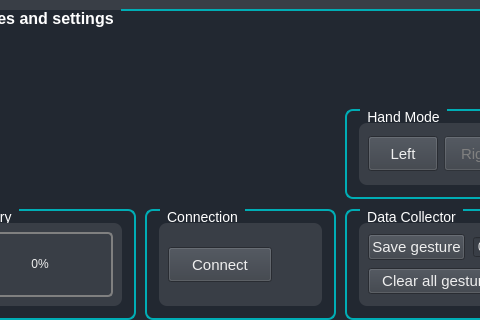
Before: the Qt Designer form ui/form.ui in maciejkaniewski/Drone-control-with-hand-gestures-using-image-processing, drawn with Qt 5; both pictures show x 713 to 1193 and y 0 to 320 of the 1280 by 720 pixel window.
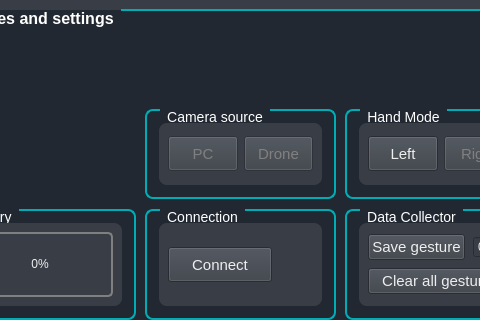
After: the same form once the commit is applied. Icons and pictures are not drawn.

Commit message: Implement video capture from drone camera

```diff
--- a/ui/form.ui
+++ b/ui/form.ui
@@ -1252,6 +1252,132 @@
         </item>
        </layout>
       </widget>
+      <widget class="QGroupBox" name="QGroupBox_Camera_Source">
+       <property name="geometry">
+        <rect>
+         <x>210</x>
+         <y>100</y>
+         <width>191</width>
+         <height>90</height>
+        </rect>
+       </property>
+       <property name="styleSheet">
+        <string notr="true">QGroupBox#QGroupBox_Camera_Source{
+    background-color:  #222831;
+    border: 2px solid gray;
+	 border-color: #00ADB5;
+    border-radius: 8px;
+    margin-top: 1ex; /* leave space at the top for the title */
+	font-size: 14px;
+}
+
+QGroupBox::title#QGroupBox_Camera_Source  {
+    color:  white;
+    subcontrol-origin: margin;
+	left: 15px;
+    padding: 0px 5px 0px 5px;
+}</string>
+       </property>
+       <property name="title">
+        <string>Camera source</string>
+       </property>
+       <layout class="QGridLayout" name="gridLayout_19">
+        <property name="leftMargin">
+         <number>12</number>
+        </property>
+        <property name="topMargin">
+         <number>12</number>
+        </property>
+        <property name="rightMargin">
+         <number>12</number>
+        </property>
+        <property name="bottomMargin">
+         <number>12</number>
+        </property>
+        <item row="0" column="0">
+         <widget class="QFrame" name="QFrame_Camera_Source">
+          <property name="styleSheet">
+           <string notr="true">QFrame#QFrame_Camera_Source{
+    border-radius: 8px;
+	background-color: #393E46;
+}</string>
+          </property>
+          <property name="frameShape">
+           <enum>QFrame::Panel</enum>
+          </property>
+          <property name="frameShadow">
+           <enum>QFrame::Raised</enum>
+          </property>
+          <layout class="QGridLayout" name="gridLayout_20">
+           <item row="0" column="0">
+            <layout class="QHBoxLayout" name="horizontalLayout_6">
+             <item>
+              <widget class="QPushButton" name="QPushButton_Computer">
+               <property name="enabled">
+                <bool>false</bool>
+               </property>
+               <property name="minimumSize">
+                <size>
+                 <width>0</width>
+                 <height>35</height>
+                </size>
+               </property>
+               <property name="font">
+                <font>
+                 <pointsize>11</pointsize>
+                </font>
+               </property>
+               <property name="styleSheet">
+                <string notr="true">QPushButton#QPushButton_Computer{
+	color:#EEEEEE;
+}
+
+QPushButton::disabled#QPushButton_Computer   {
+    color:  grey;
+}</string>
+               </property>
+               <property name="text">
+                <string>PC</string>
+               </property>
+              </widget>
+             </item>
+             <item>
+              <widget class="QPushButton" name="QPushButton_Tello">
+               <property name="enabled">
+                <bool>false</bool>
+               </property>
+               <property name="minimumSize">
+                <size>
+                 <width>0</width>
+                 <height>35</height>
+                </size>
+               </property>
+               <property name="font">
+                <font>
+                 <pointsize>11</pointsize>
+                </font>
+               </property>
+               <property name="styleSheet">
+                <string notr="true">QPushButton#QPushButton_Tello{
+	color:#EEEEEE;
+}
+
+QPushButton::disabled#QPushButton_Tello  {
+    color:  grey;
+}</string>
+               </property>
+               <property name="text">
+                <string>Drone</string>
+               </property>
+              </widget>
+             </item>
+            </layout>
+           </item>
+          </layout>
+         </widget>
+        </item>
+       </layout>
+      </widget>
      </widget>
     </item>
    </layout>
```
The commit also changes 3 other files.
